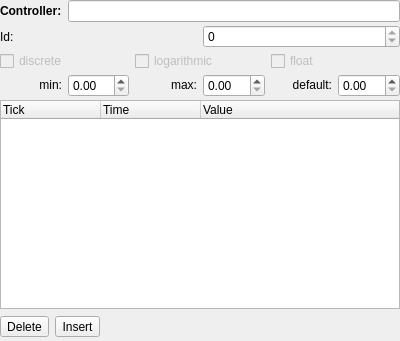
This is muse/muse/liste/ctrllistedit.ui in emrum/muse as Qt 5 draws it before an edit. The edited form follows.
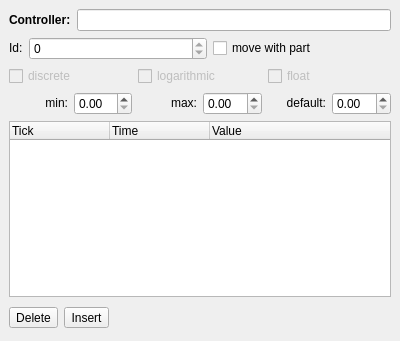
This is the edited form.

Diff of the .ui file:
```diff
--- a/muse/muse/liste/ctrllistedit.ui
+++ b/muse/muse/liste/ctrllistedit.ui
@@ -14,10 +14,10 @@
   </property>
   <layout class="QVBoxLayout" >
    <property name="margin" >
-    <number>0</number>
+    <number>9</number>
    </property>
    <property name="spacing" >
-    <number>3</number>
+    <number>6</number>
    </property>
    <item>
     <layout class="QHBoxLayout" >
@@ -63,6 +63,14 @@
      </property>
      <item>
       <widget class="QLabel" name="label_3" >
+       <property name="sizePolicy" >
+        <sizepolicy>
+         <hsizetype>0</hsizetype>
+         <vsizetype>0</vsizetype>
+         <horstretch>0</horstretch>
+         <verstretch>0</verstretch>
+        </sizepolicy>
+       </property>
        <property name="text" >
         <string>Id:</string>
        </property>
@@ -75,6 +83,13 @@
        </property>
       </widget>
      </item>
+     <item>
+      <widget class="QCheckBox" name="moveWithPart" >
+       <property name="text" >
+        <string>move with part</string>
+       </property>
+      </widget>
+     </item>
     </layout>
    </item>
    <item>
```
